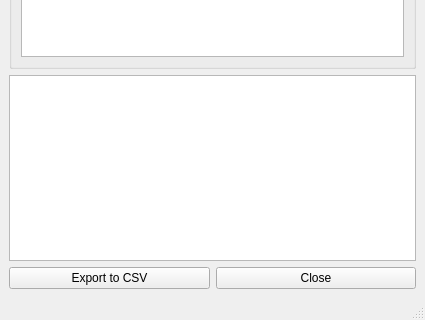
Before: the Qt Designer form gui.ui in thanhduongvs/kicad-component-position, drawn with Qt 5; both pictures show x 0 to 425 and y 435 to 755 of the 425 by 755 pixel window.
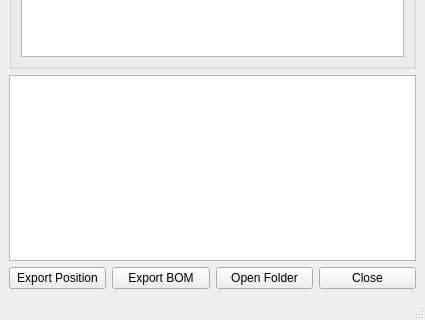
After: the same form once the commit is applied. Icons and pictures are not drawn.

What changed in the file:
```diff
--- a/gui.ui
+++ b/gui.ui
@@ -80,20 +80,34 @@
       </item>
       <item row="6" column="0">
        <layout class="QGridLayout" name="gridLayout_6">
-        <item row="0" column="0">
-         <widget class="QPushButton" name="btnExport">
-          <property name="text">
-           <string>Export to CSV</string>
-          </property>
-         </widget>
-        </item>
         <item row="0" column="1">
-         <widget class="QPushButton" name="btnClose">
+         <widget class="QPushButton" name="buttonBOM">
+          <property name="text">
+           <string>Export BOM</string>
+          </property>
+         </widget>
+        </item>
+        <item row="0" column="3">
+         <widget class="QPushButton" name="buttonClose">
           <property name="text">
            <string>Close</string>
           </property>
          </widget>
         </item>
+        <item row="0" column="0">
+         <widget class="QPushButton" name="buttonPosition">
+          <property name="text">
+           <string>Export Position</string>
+          </property>
+         </widget>
+        </item>
+        <item row="0" column="2">
+         <widget class="QPushButton" name="buttonFolder">
+          <property name="text">
+           <string>Open Folder</string>
+          </property>
+         </widget>
+        </item>
        </layout>
       </item>
       <item row="0" column="0">
```
